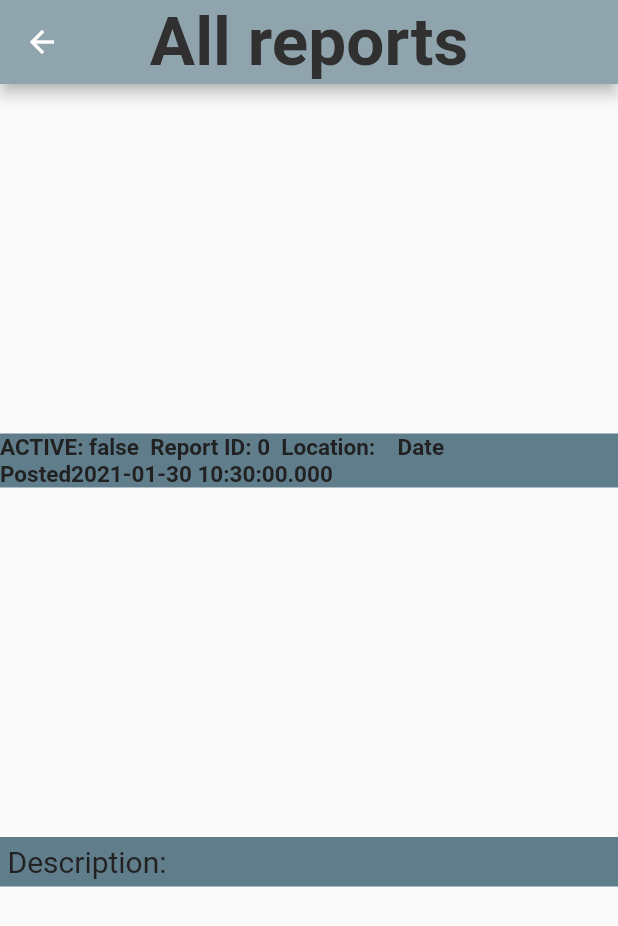
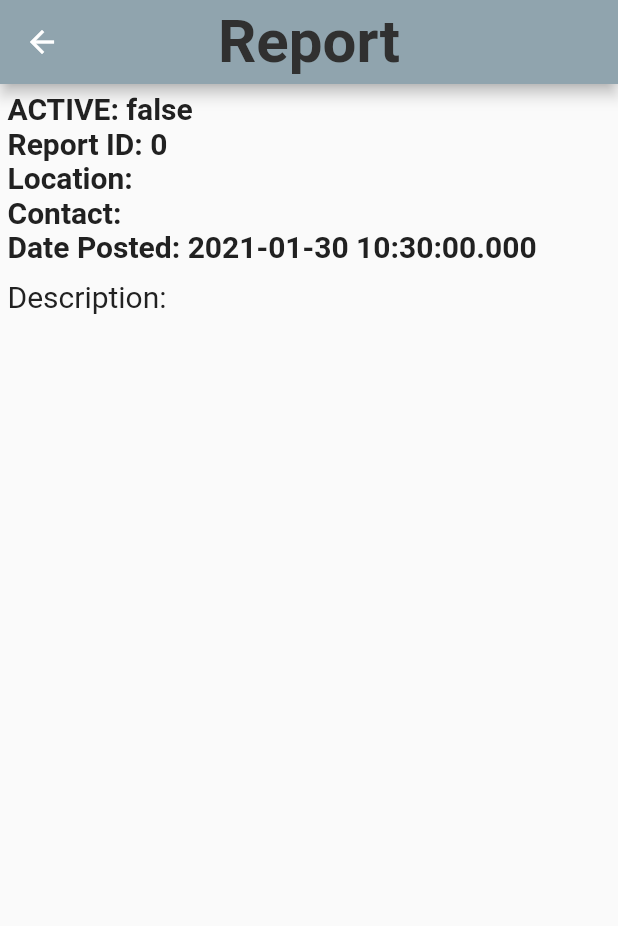
Before and after one commit to anubhajoshi01/cu_hacking_2021-crime-track-app, a Flutter app: the ReportInfo screen opened directly with empty values, on a phone screen of 412 x 824 dp. Shown: the top 926 px of the screen. Run offline on Flutter 3.47's test engine with Material 2 defaults, Android fonts, the phone set to English and light mode, and no system bars; our stand-ins replace cloud_firestore; accounts and stored records are empty.

Commit message:
edited screen

```diff
--- a/lib/screens/report_info.dart
+++ b/lib/screens/report_info.dart
@@ -12,10 +12,10 @@ class ReportInfo extends StatelessWidget {
     return Scaffold(
         appBar: AppBar(
           title: Text(
-              'All reports',
+              'Report',
               style: TextStyle(color: Colors.grey[850],
               fontWeight: FontWeight.bold,
-              fontSize: 45,
+              fontSize: 40,
               ),
 
           ),
@@ -23,28 +23,31 @@ class ReportInfo extends StatelessWidget {
           backgroundColor: Colors.blueGrey[300],
         ),
         body: Column(
-            mainAxisAlignment: MainAxisAlignment.spaceEvenly,
+            //mainAxisAlignment: MainAxisAlignment.spaceEvenly,
             crossAxisAlignment: CrossAxisAlignment.stretch,
             children: <Widget>[
               Container(
-                  color: Colors.blueGrey[500],
+                padding:EdgeInsets.all(5),
+                  //color: Colors.blueGrey[500],
                   child: Text(
-                      'ACTIVE: ${report.active}  Report ID: ${report.id}  Location: ${report.address}   Date Posted${report.datePosted}  ',
+
+                      'ACTIVE: ${report.active}  \nReport ID: ${report.id}  \nLocation: ${report.address} \nContact: ${report.contactInfo} \nDate Posted: ${report.datePosted}  ',
                       style: TextStyle(
                         color: Colors.grey[900],
                         fontWeight: FontWeight.bold,
-                        fontSize: 15,
+                        fontSize: 20,
                       )
 
               ),
               ),
               Container(
-                color: Colors.blueGrey[500],
+                //color: Colors.blueGrey[500],
                 padding:EdgeInsets.all(5),
                 child:Text(
                   'Description: ${report.description}',
                     style: TextStyle(
                       color: Colors.grey[900],
+                      //fontWeight: FontWeight.bold,
                       fontSize: 20,
                 ),
                 ),
```
